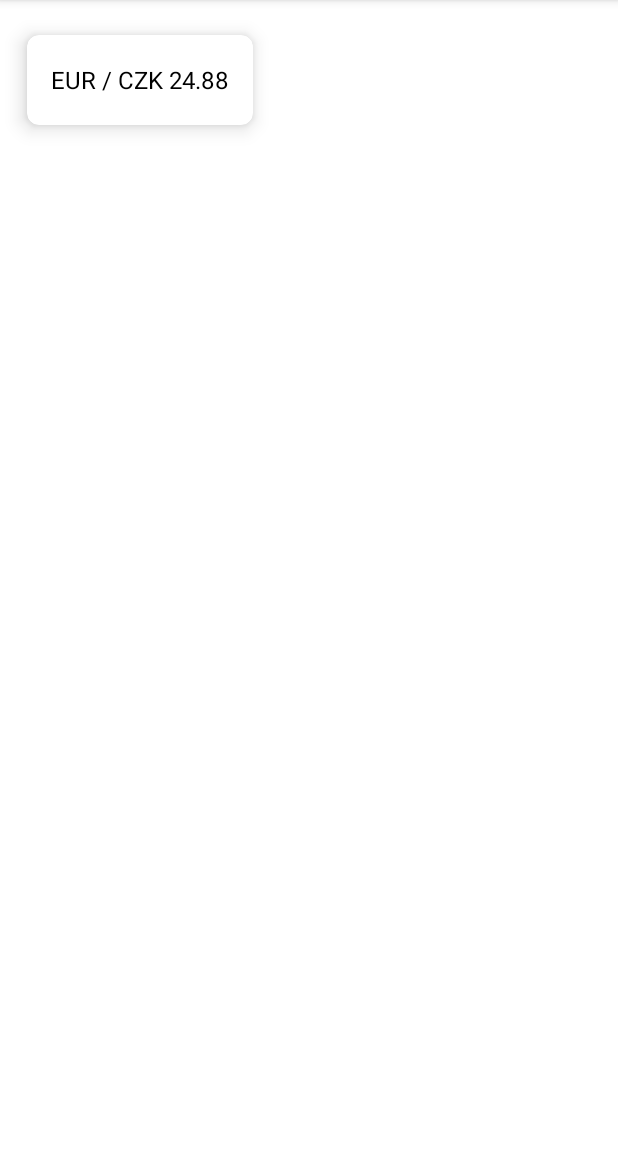
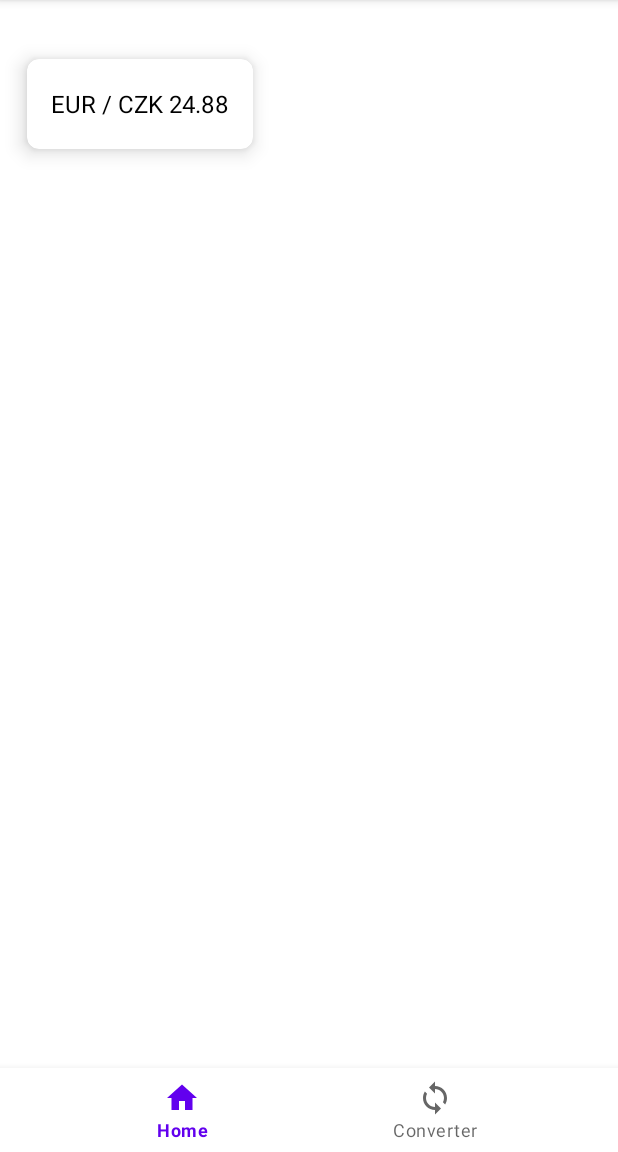
Before and after one commit to yevklym/Wechselkurs, an Android app: the screen it shows after launch (MainActivity), on a phone screen of 412 x 824 dp, the part 84-1236 px from its top. Run offline under Robolectric (Android 15) with nearby library versions, the phone set to English and light mode, and no system bars; our stand-ins replace navigation-ui; 1 statement that could not run was skipped.

Commit message:
Added navigation and converter layout

```diff
--- a/app/build.gradle
+++ b/app/build.gradle
@@ -36,6 +36,9 @@ dependencies {
     implementation("com.squareup.okhttp3:okhttp:4.9.3")
     implementation 'com.squareup.retrofit2:converter-gson:2.9.0'
     implementation 'androidx.constraintlayout:constraintlayout:2.1.2'
+    implementation 'androidx.navigation:navigation-fragment:2.3.5'
+    implementation 'androidx.navigation:navigation-ui:2.3.5'
+    implementation 'androidx.legacy:legacy-support-v4:1.0.0'
     testImplementation 'junit:junit:4.+'
     androidTestImplementation 'androidx.test.ext:junit:1.1.3'
     androidTestImplementation 'androidx.test.espresso:espresso-core:3.4.0'
--- a/app/src/main/java/yk/wechselkurs/CurrencyAdapter.java
+++ b/app/src/main/java/yk/wechselkurs/CurrencyAdapter.java
@@ -33,7 +33,6 @@ public class CurrencyAdapter extends RecyclerView.Adapter<CurrencyAdapter.ViewHo
         holder.baseCurrencyTV.setText(model.getBaseCurrency());
         holder.exchangeCurrencyTV.setText("/ " + model.getExchangeCurrency());
         holder.rateTV.setText(String.valueOf(model.getRate()));
-
     }
 
     @Override
@@ -46,10 +45,9 @@ public class CurrencyAdapter extends RecyclerView.Adapter<CurrencyAdapter.ViewHo
 
         public ViewHolder(@NonNull View itemView) {
             super(itemView);
-            baseCurrencyTV = itemView.findViewById(R.id.idTVBaseCurrency);
-            exchangeCurrencyTV = itemView.findViewById(R.id.idTVExchangeCurrency);
-            rateTV = itemView.findViewById(R.id.idTVRate);
-
+            baseCurrencyTV = itemView.findViewById(R.id.TVBaseCurrency);
+            exchangeCurrencyTV = itemView.findViewById(R.id.TVExchangeCurrency);
+            rateTV = itemView.findViewById(R.id.TVRate);
         }
     }
 }
--- /dev/null
+++ b/app/src/main/java/yk/wechselkurs/CurrencyRates.java
@@ -0,0 +1,64 @@
+package yk.wechselkurs;
+
+import android.os.Bundle;
+
+import androidx.fragment.app.Fragment;
+
+import android.view.LayoutInflater;
+import android.view.View;
+import android.view.ViewGroup;
+
+/**
+ * A simple {@link Fragment} subclass.
+ * Use the {@link CurrencyRates#newInstance} factory method to
+ * create an instance of this fragment.
+ */
+public class CurrencyRates extends Fragment {
+
+    // TODO: Rename parameter arguments, choose names that match
+    // the fragment initialization parameters, e.g. ARG_ITEM_NUMBER
+    private static final String ARG_PARAM1 = "param1";
+    private static final String ARG_PARAM2 = "param2";
+
+    // TODO: Rename and change types of parameters
+    private String mParam1;
+    private String mParam2;
+
+    public CurrencyRates() {
+        // Required empty public constructor
+    }
+
+    /**
+     * Use this factory method to create a new instance of
+     * this fragment using the provided parameters.
+     *
+     * @param param1 Parameter 1.
+     * @param param2 Parameter 2.
+     * @return A new instance of fragment CurrencyRates.
+     */
+    // TODO: Rename and change types and number of parameters
+    public static CurrencyRates newInstance(String param1, String param2) {
+        CurrencyRates fragment = new CurrencyRates();
+        Bundle args = new Bundle();
+        args.putString(ARG_PARAM1, param1);
+        args.putString(ARG_PARAM2, param2);
+        fragment.setArguments(args);
+        return fragment;
+    }
+
+    @Override
+    public void onCreate(Bundle savedInstanceState) {
+        super.onCreate(savedInstanceState);
+        if (getArguments() != null) {
+            mParam1 = getArguments().getString(ARG_PARAM1);
+            mParam2 = getArguments().getString(ARG_PARAM2);
+        }
+    }
+
+    @Override
+    public View onCreateView(LayoutInflater inflater, ViewGroup container,
+                             Bundle savedInstanceState) {
+        // Inflate the layout for this fragment
+        return inflater.inflate(R.layout.fragment_currency_rates, container, false);
+    }
+}
--- a/app/src/main/java/yk/wechselkurs/MainActivity.java
+++ b/app/src/main/java/yk/wechselkurs/MainActivity.java
@@ -1,22 +1,23 @@
 package yk.wechselkurs;
 
+
 import androidx.appcompat.app.AppCompatActivity;
+import androidx.navigation.NavController;
+import androidx.navigation.Navigation;
+import androidx.navigation.ui.AppBarConfiguration;
+import androidx.navigation.ui.NavigationUI;
 import androidx.recyclerview.widget.GridLayoutManager;
+import androidx.recyclerview.widget.LinearLayoutManager;
 import androidx.recyclerview.widget.RecyclerView;
 
 import android.os.Bundle;
-import android.util.Log;
-import android.widget.ArrayAdapter;
 import android.widget.Toast;
 
+import com.google.android.material.bottomnavigation.BottomNavigationView;
 import com.google.gson.JsonObject;
 import com.google.gson.JsonPrimitive;
 
-import org.json.JSONObject;
-
 import java.util.ArrayList;
-
-import java.util.List;
 
 import retrofit2.Call;
 import retrofit2.Callback;
@@ -24,7 +25,6 @@ import retrofit2.Response;
 
 public class MainActivity extends AppCompatActivity {
 
-    RecyclerView currencyRV;
 
     private ArrayList<CurrencyModel> currencyModelArrayList;
 
@@ -34,7 +34,13 @@ public class MainActivity extends AppCompatActivity {
         super.onCreate(savedInstanceState);
         setContentView(R.layout.activity_main);
 
-        currencyRV = findViewById(R.id.idRVCurrency);
+        //Navigation
+        BottomNavigationView bottomNavigationView = findViewById(R.id.bottomNavigationView);
+        //AppBarConfiguration appBarConfiguration = new AppBarConfiguration.Builder(R.id.currencyRates, R.id.converter).build();
+        NavController navController = Navigation.findNavController(this, R.id.fragment);
+        //NavigationUI.setupActionBarWithNavController(this, navController, appBarConfiguration);
+        NavigationUI.setupWithNavController(bottomNavigationView, navController);
+
 
         currencyModelArrayList = new ArrayList<>();
         getRates("EUR", "USD");
@@ -43,14 +49,20 @@ public class MainActivity extends AppCompatActivity {
         getRates("EUR", "CNY");
         currencyModelArrayList.add(new CurrencyModel("EUR", "CZK", 24.88));
 
+        RecyclerView currencyRV;
+
+        currencyRV = findViewById(R.id.RVCurrency);
 
         CurrencyAdapter currencyAdapter = new CurrencyAdapter(this, currencyModelArrayList);
 
-        //android cardview two columns
+        //cardview two columns
         RecyclerView.LayoutManager mLayoutManager = new GridLayoutManager(this, 2);
         currencyRV.setLayoutManager(mLayoutManager);
+
         currencyRV.setAdapter(currencyAdapter);
+
     }
+
 
     public void getRates(String baseCurrency, String exchangeCurrency) {
 
--- /dev/null
+++ b/app/src/main/res/drawable/ic_conv.xml
@@ -0,0 +1,10 @@
+<vector xmlns:android="http://schemas.android.com/apk/res/android"
+    android:width="24dp"
+    android:height="24dp"
+    android:viewportWidth="24"
+    android:viewportHeight="24"
+    android:tint="?attr/colorControlNormal">
+  <path
+      android:fillColor="@android:color/white"
+      android:pathData="M12,4L12,1L8,5l4,4L12,6c3.31,0 6,2.69 6,6 0,1.01 -0.25,1.97 -0.7,2.8l1.46,1.46C19.54,15.03 20,13.57 20,12c0,-4.42 -3.58,-8 -8,-8zM12,18c-3.31,0 -6,-2.69 -6,-6 0,-1.01 0.25,-1.97 0.7,-2.8L5.24,7.74C4.46,8.97 4,10.43 4,12c0,4.42 3.58,8 8,8v3l4,-4 -4,-4v3z"/>
+</vector>
--- /dev/null
+++ b/app/src/main/res/drawable/ic_home.xml
@@ -0,0 +1,10 @@
+<vector xmlns:android="http://schemas.android.com/apk/res/android"
+    android:width="24dp"
+    android:height="24dp"
+    android:viewportWidth="24"
+    android:viewportHeight="24"
+    android:tint="?attr/colorControlNormal">
+  <path
+      android:fillColor="@android:color/white"
+      android:pathData="M10,20v-6h4v6h5v-8h3L12,3 2,12h3v8z"/>
+</vector>
--- a/app/src/main/res/layout/activity_main.xml
+++ b/app/src/main/res/layout/activity_main.xml
@@ -1,4 +1,5 @@
-<?xml version="1.0" encoding="utf-8"?><!--
+<?xml version="1.0" encoding="utf-8"?>
+
 <androidx.constraintlayout.widget.ConstraintLayout xmlns:android="http://schemas.android.com/apk/res/android"
     xmlns:app="http://schemas.android.com/apk/res-auto"
     xmlns:tools="http://schemas.android.com/tools"
@@ -6,27 +7,28 @@
     android:layout_height="match_parent"
     tools:context=".MainActivity">
 
-    <androidx.recyclerview.widget.RecyclerView
-        android:id="@+id/idRVCurrency"
-        android:layout_width="0dp"
+
+    <com.google.android.material.bottomnavigation.BottomNavigationView
+        android:id="@+id/bottomNavigationView"
+        android:layout_width="match_parent"
         android:layout_height="wrap_content"
+        android:background="#fff"
+        app:layout_constraintBottom_toBottomOf="parent"
         app:layout_constraintEnd_toEndOf="parent"
+        app:layout_constraintHorizontal_bias="0.0"
         app:layout_constraintStart_toStartOf="parent"
-        app:layout_constraintTop_toTopOf="parent" />
-</androidx.constraintlayout.widget.ConstraintLayout>-->
+        app:layout_constraintTop_toBottomOf="@+id/fragment"
+        app:layout_constraintVertical_bias="1.0"
+        app:menu="@menu/bottom_menu" />
 
-<androidx.constraintlayout.widget.ConstraintLayout xmlns:android="http://schemas.android.com/apk/res/android"
-    xmlns:app="http://schemas.android.com/apk/res-auto"
-    xmlns:tools="http://schemas.android.com/tools"
-    android:id="@+id/relativeLayout"
-    android:layout_width="match_parent"
-    android:layout_height="match_parent"
-    tools:context=".MainActivity">
-
-    <androidx.recyclerview.widget.RecyclerView
-        android:id="@+id/idRVCurrency"
-        android:layout_width="match_parent"
-        android:layout_height="match_parent"
-        app:layout_constraintStart_toStartOf="parent"
-        app:layout_constraintTop_toTopOf="parent" />
+    <fragment
+        android:id="@+id/fragment"
+        android:name="androidx.navigation.fragment.NavHostFragment"
+        android:layout_width="wrap_content"
+        android:layout_height="wrap_content"
+        android:layout_marginTop="16dp"
+        app:defaultNavHost="true"
+        app:layout_constraintTop_toTopOf="parent"
+        app:navGraph="@navigation/nav_graph"
+        tools:layout_editor_absoluteX="0dp" />
 </androidx.constraintlayout.widget.ConstraintLayout>
--- a/app/src/main/res/layout/card_item.xml
+++ b/app/src/main/res/layout/card_item.xml
@@ -19,7 +19,7 @@
         android:layout_marginEnd="16dp">
 
         <TextView
-            android:id="@+id/idTVBaseCurrency"
+            android:id="@+id/TVBaseCurrency"
             android:layout_width="wrap_content"
             android:layout_height="match_parent"
             android:layout_marginStart="16dp"
@@ -33,7 +33,7 @@
             app:layout_constraintTop_toTopOf="parent" />
 
         <TextView
-            android:id="@+id/idTVRate"
+            android:id="@+id/TVRate"
             android:layout_width="wrap_content"
             android:layout_height="match_parent"
             android:layout_marginStart="4dp"
@@ -43,11 +43,11 @@
             android:textSize="16sp"
             app:layout_constraintLeft_toLeftOf="parent"
             app:layout_constraintRight_toRightOf="parent"
-            app:layout_constraintStart_toEndOf="@id/idTVExchangeCurrency"
+            app:layout_constraintStart_toEndOf="@id/TVExchangeCurrency"
             app:layout_constraintTop_toTopOf="parent" />
 
         <TextView
-            android:id="@+id/idTVExchangeCurrency"
+            android:id="@+id/TVExchangeCurrency"
             android:layout_width="wrap_content"
             android:layout_height="match_parent"
             android:layout_marginStart="4dp"
@@ -57,7 +57,7 @@
             android:textSize="16sp"
             app:layout_constraintLeft_toLeftOf="parent"
             app:layout_constraintRight_toRightOf="parent"
-            app:layout_constraintStart_toEndOf="@id/idTVBaseCurrency"
+            app:layout_constraintStart_toEndOf="@id/TVBaseCurrency"
             app:layout_constraintTop_toTopOf="parent" />
 
 
--- /dev/null
+++ b/app/src/main/res/layout/fragment_currency_rates.xml
@@ -0,0 +1,17 @@
+<?xml version="1.0" encoding="utf-8"?>
+<androidx.constraintlayout.widget.ConstraintLayout xmlns:android="http://schemas.android.com/apk/res/android"
+    xmlns:app="http://schemas.android.com/apk/res-auto"
+    xmlns:tools="http://schemas.android.com/tools"
+    android:id="@+id/relativeLayout"
+    android:layout_width="match_parent"
+    android:layout_height="match_parent"
+    tools:context=".CurrencyRates">
+
+    <androidx.recyclerview.widget.RecyclerView
+        android:id="@+id/RVCurrency"
+        android:layout_width="wrap_content"
+        android:layout_height="wrap_content"
+        app:layout_constraintStart_toStartOf="parent"
+        app:layout_constraintTop_toTopOf="parent" />
+
+</androidx.constraintlayout.widget.ConstraintLayout>
--- /dev/null
+++ b/app/src/main/res/menu/bottom_menu.xml
@@ -0,0 +1,12 @@
+<?xml version="1.0" encoding="utf-8"?>
+<menu xmlns:android="http://schemas.android.com/apk/res/android">
+
+    <item
+        android:id="@+id/currencyRates"
+        android:icon="@drawable/ic_home"
+        android:title="Home" />
+    <item
+        android:id="@+id/converter"
+        android:icon="@drawable/ic_conv"
+        android:title="Converter" />
+</menu>
--- /dev/null
+++ b/app/src/main/res/navigation/nav_graph.xml
@@ -0,0 +1,17 @@
+<?xml version="1.0" encoding="utf-8"?>
+<navigation xmlns:android="http://schemas.android.com/apk/res/android"
+    xmlns:app="http://schemas.android.com/apk/res-auto"
+    xmlns:tools="http://schemas.android.com/tools"
+    android:id="@+id/nav_graph"
+    app:startDestination="@id/currencyRates">
+    <fragment
+        android:id="@+id/converter"
+        android:name="yk.wechselkurs.Converter"
+        android:label="fragment_converter"
+        tools:layout="@layout/fragment_converter" />
+    <fragment
+        android:id="@+id/currencyRates"
+        android:name="yk.wechselkurs.CurrencyRates"
+        android:label="fragment_currency_rates"
+        tools:layout="@layout/fragment_currency_rates" />
+</navigation>
--- a/app/src/main/res/values/strings.xml
+++ b/app/src/main/res/values/strings.xml
@@ -3,4 +3,10 @@
     <string name="base_currency">EUR</string>
     <string name="exchange_currency">USD</string>
     <string name="rate">1.25</string>
+    <string name="convert_button">Convert</string>
+    <string name="conversion_result">Result</string>
+    <string name="enter_amount">Enter Amount</string>
+    <string name="to">To</string>
+    <string name="from">From</string>
+    <string name="hello_blank_fragment">Hello blank fragment</string>
 </resources>
```
Also changed, not shown: app/src/main/java/yk/wechselkurs/Converter.java (added, +64 -0 lines), app/src/main/res/layout/fragment_converter.xml (added, +87 -0 lines).
